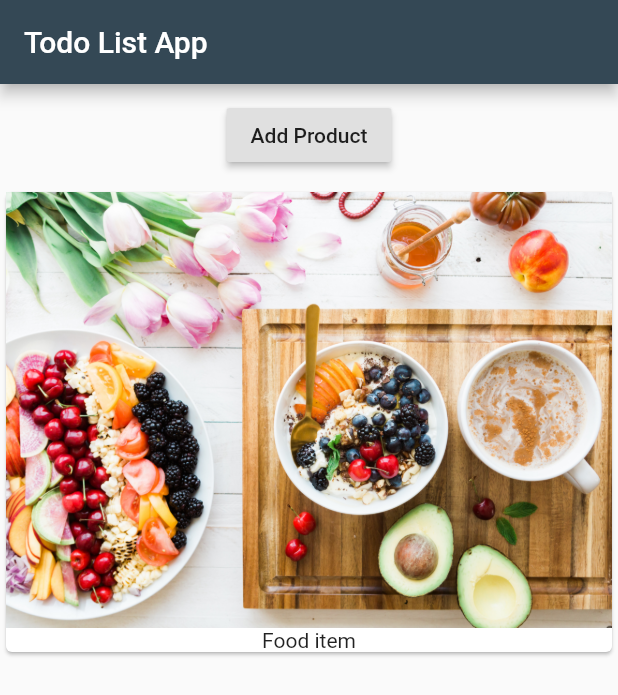
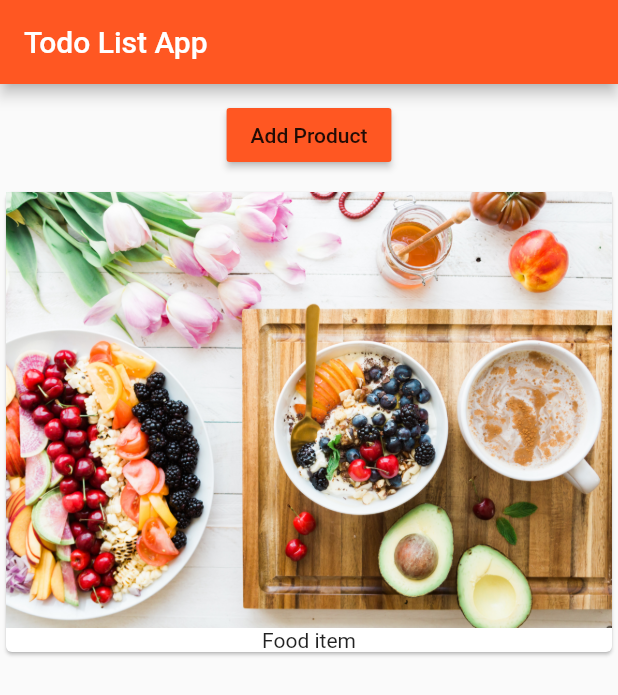
Before and after one commit to AlexeyNovichenko/flutterUniverse, a Flutter app: the screen it shows after launch, on a phone screen of 412 x 824 dp. Shown: the top 695 px of the screen. Run offline on Flutter 3.47's test engine with Material 2 defaults, Android fonts, the phone set to English and light mode, and no system bars.

```diff
--- a/todo_app/my_todo_app/lib/main.dart
+++ b/todo_app/my_todo_app/lib/main.dart
@@ -10,10 +10,14 @@ class MyApp extends StatelessWidget {
   @override
   Widget build(BuildContext context) {
     return MaterialApp(
+      theme: ThemeData(
+        brightness: Brightness.light,
+        primarySwatch: Colors.deepOrange,
+        accentColor: Colors.deepPurple
+      ),
       home: Scaffold(
         appBar: AppBar(
           title: Text("Todo List App"),
-          backgroundColor: Color.fromRGBO(52, 72, 85, 1),
         ),
         body: SafeArea(
           //Creating a file for the following Container and this container is
--- a/todo_app/my_todo_app/lib/product_manager.dart
+++ b/todo_app/my_todo_app/lib/product_manager.dart
@@ -31,6 +31,7 @@ class _ProjectManagerState extends State<ProductManager> {
             Container(
               margin: EdgeInsets.all(10.0),
               child: RaisedButton(
+                color: Theme.of(context).primaryColor,
                 onPressed: () {
                   setState(() {
                     _product.add("New food item");
@@ -38,7 +39,6 @@ class _ProjectManagerState extends State<ProductManager> {
                   });
                 },
               child: Text("Add Product"),
-              splashColor: Color.fromRGBO(52, 72, 85, 1),
             ),
           ),
 
--- a/todo_app/my_todo_app/lib/products.dart
+++ b/todo_app/my_todo_app/lib/products.dart
@@ -4,10 +4,15 @@ class Products extends StatelessWidget {
 
   final List<String> product;
 
-  Products(this.product);
+  //Products(this.product);
+  Products(this.product) {
+    print("[Product Widget Constructor]");
+  }
 
   @override
   Widget build(BuildContext context) {
+    print("[Product Widget] build()");
+
     return Column(
       children: product //This product refers to the variable, product, of class Products
       .map((element) => Card(
```
Also changed, not shown: 2 other files.
